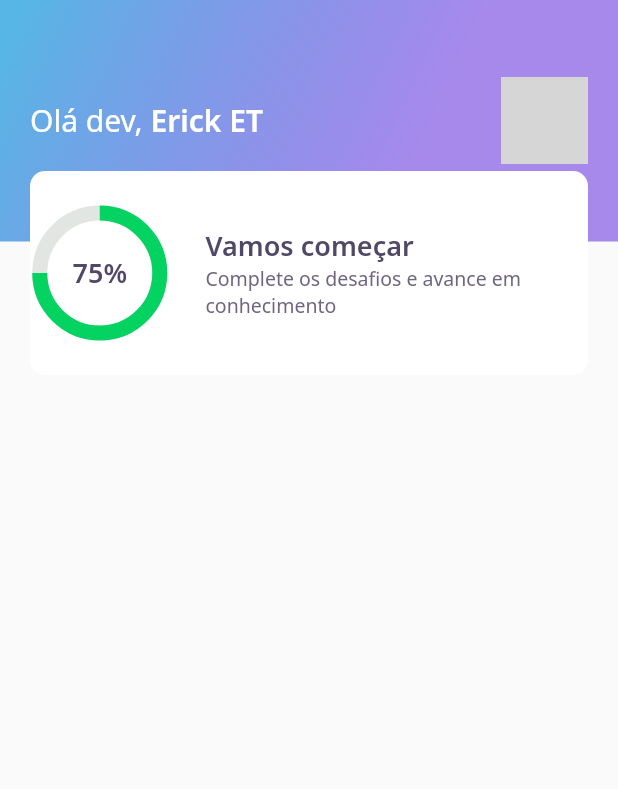
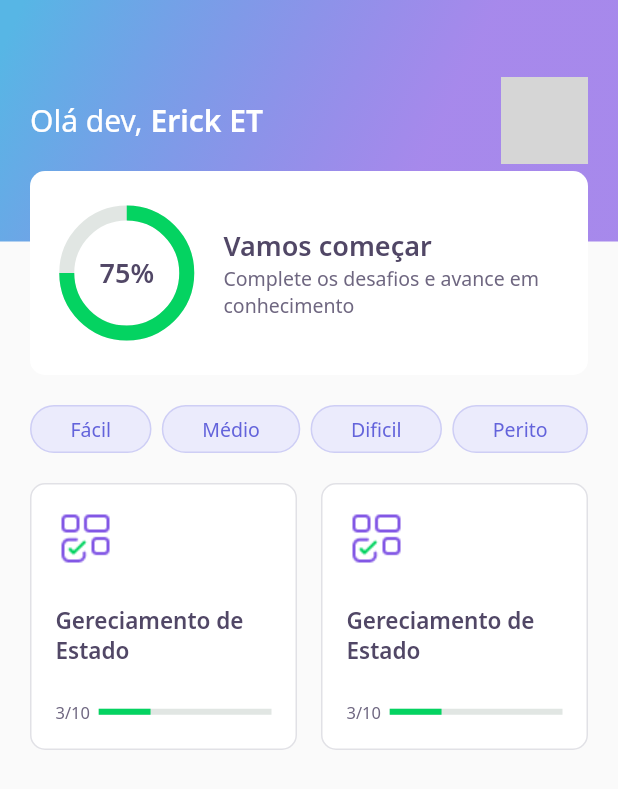
Before and after one commit to Erick-Oliveira-ET/devquiz, a Flutter app: the HomePage screen opened directly, on a phone screen of 412 x 824 dp. Shown: the top 789 px of the screen. Run offline on Flutter 3.47's test engine with Material 2 defaults, Android fonts, the phone set to English and light mode, and no system bars; our stand-ins replace google_fonts; network calls fail; grey boxes are pictures that could not be loaded.

Commit message:
second day

```diff
--- a/devquiz/lib/core/app_widget.dart
+++ b/devquiz/lib/core/app_widget.dart
@@ -1,3 +1,4 @@
+import 'package:DevQuiz/challenge/challenge_page.dart';
 import 'package:DevQuiz/home/home_page.dart';
 import 'package:DevQuiz/splash/splay_page.dart';
 import 'package:flutter/material.dart';
@@ -7,7 +8,7 @@ class AppWidget extends StatelessWidget {
   Widget build(BuildContext context) {
     return MaterialApp(
       title: "DevQuiz",
-      home: HomePage(),
+      home: ChallengePage(),
     );
   }
 }
--- a/devquiz/lib/home/home_page.dart
+++ b/devquiz/lib/home/home_page.dart
@@ -1,4 +1,6 @@
 import 'package:DevQuiz/home/widgets/appbar/app_bar_widget.dart';
+import 'package:DevQuiz/home/widgets/level_button/level_button_widget.dart';
+import 'package:DevQuiz/home/widgets/quiz_card/quiz_card_widget.dart';
 import 'package:flutter/cupertino.dart';
 import 'package:flutter/material.dart';
 
@@ -11,7 +13,30 @@ class _HomePageState extends State<HomePage> {
   @override
   Widget build(BuildContext context) {
     return Scaffold(
-      appBar: AppBarWidget(),
-    );
+        appBar: AppBarWidget(),
+        body: Padding(
+          padding: const EdgeInsets.symmetric(horizontal: 20),
+          child: Column(
+            children: [
+              SizedBox(height: 20),
+              Row(
+                mainAxisAlignment: MainAxisAlignment.spaceBetween,
+                children: [
+                  LevelButtonWidget(label: "Fácil"),
+                  LevelButtonWidget(label: "Médio"),
+                  LevelButtonWidget(label: "Dificil"),
+                  LevelButtonWidget(label: "Perito"),
+                ],
+              ),
+              SizedBox(height: 20),
+              Expanded(
+                  child: GridView.count(
+                      crossAxisSpacing: 16,
+                      mainAxisSpacing: 16,
+                      crossAxisCount: 2,
+                      children: [QuizCardWidget(), QuizCardWidget()]))
+            ],
+          ),
+        ));
   }
 }
--- /dev/null
+++ b/devquiz/lib/home/widgets/level_button/level_button_widget.dart
@@ -0,0 +1,58 @@
+import 'package:DevQuiz/core/app_colors.dart';
+import 'package:DevQuiz/core/app_text_styles.dart';
+import 'package:flutter/material.dart';
+import 'package:google_fonts/google_fonts.dart';
+
+class LevelButtonWidget extends StatelessWidget {
+  // Equivalente a um contructor em javascript
+  final String label;
+  LevelButtonWidget({Key? key, required this.label})
+      : assert(["Fácil", "Médio", "Dificil", "Perito"].contains(label)),
+        super(key: key);
+
+  final config = {
+    "Fácil": {
+      "color": AppColors.levelButtonFacil,
+      "borderColor": AppColors.levelButtonBorderFacil,
+      "fontColor": AppColors.levelButtonTextFacil,
+    },
+    "Médio": {
+      "color": AppColors.levelButtonFacil,
+      "borderColor": AppColors.levelButtonBorderFacil,
+      "fontColor": AppColors.levelButtonTextFacil,
+    },
+    "Dificil": {
+      "color": AppColors.levelButtonFacil,
+      "borderColor": AppColors.levelButtonBorderFacil,
+      "fontColor": AppColors.levelButtonTextFacil,
+    },
+    "Perito": {
+      "color": AppColors.levelButtonFacil,
+      "borderColor": AppColors.levelButtonBorderFacil,
+      "fontColor": AppColors.levelButtonTextFacil,
+    },
+  };
+
+  Color get color => config[label]!['color']!;
+  Color get borderColor => config[label]!['borderColor']!;
+  Color get fontColor => config[label]!['fontColor']!;
+
+  @override
+  Widget build(BuildContext context) {
+    return Container(
+      decoration: BoxDecoration(
+        borderRadius: BorderRadius.circular(28),
+        border: Border.fromBorderSide(BorderSide(color: borderColor)),
+        color: color,
+      ),
+      child: Padding(
+        padding: const EdgeInsets.symmetric(horizontal: 26, vertical: 6),
+        child: Text(label,
+            style: GoogleFonts.notoSans(
+              color: fontColor,
+              fontSize: 13,
+            )),
+      ),
+    );
+  }
+}
--- /dev/null
+++ b/devquiz/lib/home/widgets/quiz_card/quiz_card_widget.dart
@@ -0,0 +1,28 @@
+import 'package:DevQuiz/core/app_colors.dart';
+import 'package:DevQuiz/core/app_images.dart';
+import 'package:DevQuiz/core/app_text_styles.dart';
+import 'package:DevQuiz/shared/widgets/progress_indicator/progress_indicator_widget.dart';
+import 'package:flutter/material.dart';
+
+class QuizCardWidget extends StatelessWidget {
+  @override
+  Widget build(BuildContext context) {
+    return Container(
+      padding: EdgeInsets.all(16),
+      decoration: BoxDecoration(
+          border: Border.fromBorderSide(BorderSide(color: AppColors.border)),
+          color: AppColors.white,
+          borderRadius: BorderRadius.circular(10)),
+      child: Column(crossAxisAlignment: CrossAxisAlignment.start, children: [
+        Container(height: 40, width: 40, child: Image.asset(AppImages.blocks)),
+        SizedBox(height: 24),
+        Text("Gereciamento de Estado", style: AppTextStyles.heading15),
+        SizedBox(height: 24),
+        Row(children: [
+          Expanded(flex: 1, child: Text("3/10", style: AppTextStyles.body11)),
+          Expanded(flex: 4, child: ProgressIndicatorWidget(value: 0.3))
+        ])
+      ]),
+    );
+  }
+}
--- a/devquiz/lib/home/widgets/score_card/score_card_widget.dart
+++ b/devquiz/lib/home/widgets/score_card/score_card_widget.dart
@@ -12,6 +12,8 @@ class ScoreCardWidget extends StatelessWidget {
           height: 136,
           decoration: BoxDecoration(
               color: AppColors.white, borderRadius: BorderRadius.circular(10)),
+          child: Padding(
+            padding: const EdgeInsets.symmetric(horizontal: 24),
             child: Row(
               mainAxisAlignment: MainAxisAlignment.center,
               children: [
@@ -35,6 +37,7 @@ class ScoreCardWidget extends StatelessWidget {
                   ),
                 )
               ],
+            ),
           )),
     );
   }
--- /dev/null
+++ b/devquiz/lib/shared/widgets/progress_indicator/progress_indicator_widget.dart
@@ -0,0 +1,16 @@
+import 'package:DevQuiz/core/app_colors.dart';
+import 'package:flutter/material.dart';
+
+class ProgressIndicatorWidget extends StatelessWidget {
+  final double value;
+  const ProgressIndicatorWidget({Key? key, required this.value})
+      : super(key: key);
+
+  @override
+  Widget build(BuildContext context) {
+    return LinearProgressIndicator(
+        value: 0.3,
+        backgroundColor: AppColors.chartSecondary,
+        valueColor: AlwaysStoppedAnimation<Color>(AppColors.chartPrimary));
+  }
+}
```
Also changed, not shown: devquiz/lib/challenge/challenge_page.dart (added, +19 -0 lines), devquiz/lib/challenge/widgets/answer/answer_widget.dart (added, +65 -0 lines), devquiz/lib/challenge/widgets/question_indicator/question_indicator_widget.dart (added, +21 -0 lines), devquiz/lib/challenge/widgets/quiz/quiz_widget.dart (added, +21 -0 lines). Lines whose indentation alone changed are shown as unchanged.
